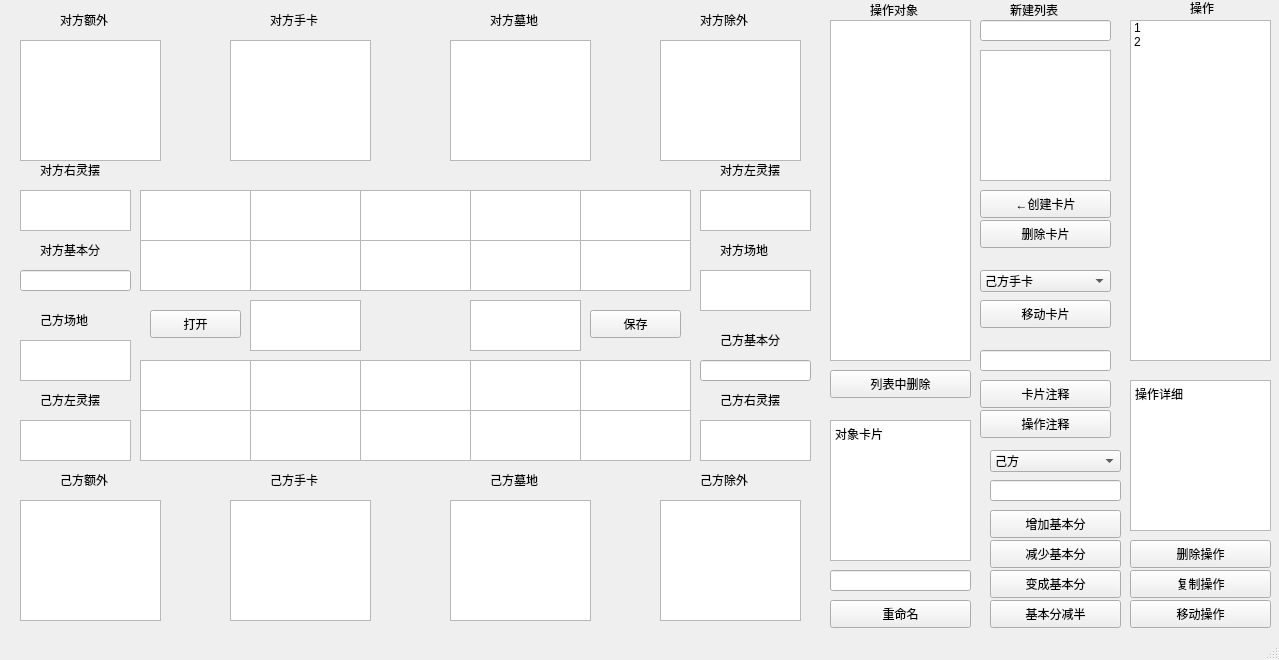
Wind2009-Louse/DuelEditor, file editor.ui: the form before one commit.
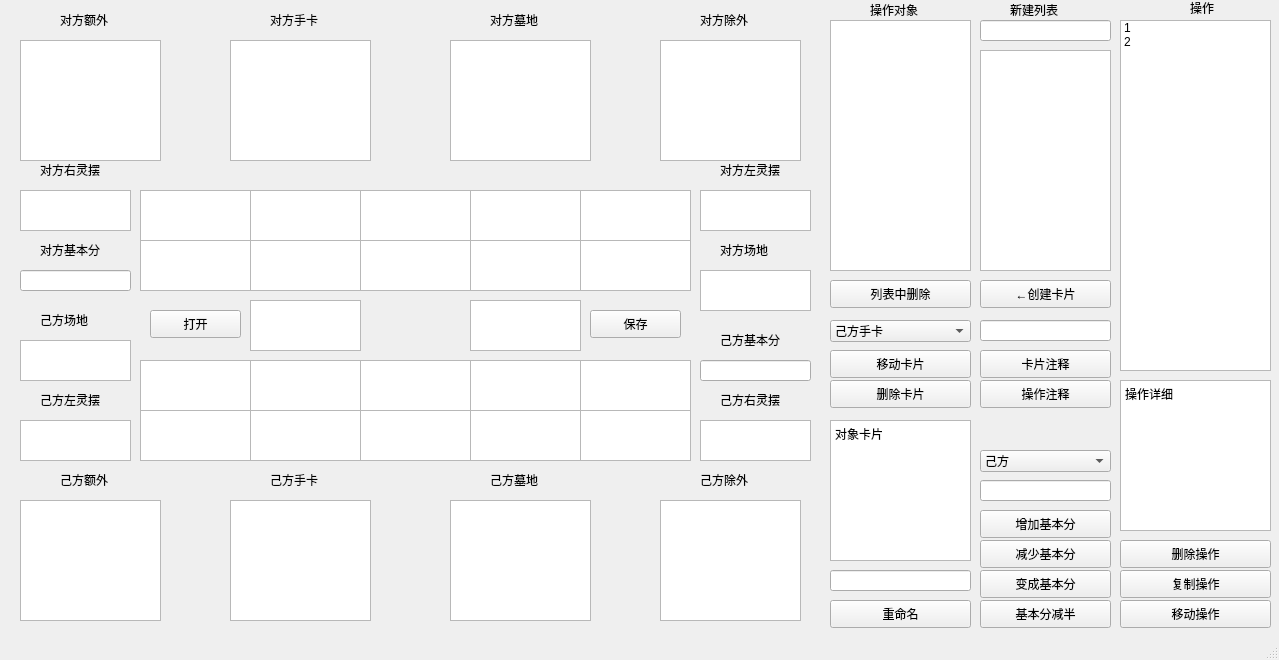
The form after the commit.

What changed in the file:
```diff
--- a/editor.ui
+++ b/editor.ui
@@ -17,10 +17,10 @@
    <widget class="QListWidget" name="Operator_list">
     <property name="geometry">
      <rect>
-      <x>1130</x>
+      <x>1120</x>
       <y>20</y>
-      <width>141</width>
-      <height>341</height>
+      <width>151</width>
+      <height>351</height>
      </rect>
     </property>
     <item>
@@ -50,9 +50,9 @@
    <widget class="QTextBrowser" name="Operator_detail">
     <property name="geometry">
      <rect>
-      <x>1130</x>
+      <x>1120</x>
       <y>380</y>
-      <width>141</width>
+      <width>151</width>
       <height>151</height>
      </rect>
     </property>
@@ -83,7 +83,7 @@
       <x>830</x>
       <y>20</y>
       <width>141</width>
-      <height>341</height>
+      <height>251</height>
      </rect>
     </property>
    </widget>
@@ -91,7 +91,7 @@
     <property name="geometry">
      <rect>
       <x>830</x>
-      <y>370</y>
+      <y>280</y>
       <width>141</width>
       <height>28</height>
      </rect>
@@ -121,7 +121,7 @@
     <property name="geometry">
      <rect>
       <x>980</x>
-      <y>190</y>
+      <y>280</y>
       <width>131</width>
       <height>28</height>
      </rect>
@@ -133,9 +133,9 @@
    <widget class="QPushButton" name="MoveCard_Button">
     <property name="geometry">
      <rect>
-      <x>980</x>
-      <y>300</y>
-      <width>131</width>
+      <x>830</x>
+      <y>350</y>
+      <width>141</width>
       <height>28</height>
      </rect>
     </property>
@@ -147,7 +147,7 @@
     <property name="geometry">
      <rect>
       <x>980</x>
-      <y>380</y>
+      <y>350</y>
       <width>131</width>
       <height>28</height>
      </rect>
@@ -160,7 +160,7 @@
     <property name="geometry">
      <rect>
       <x>980</x>
-      <y>410</y>
+      <y>380</y>
       <width>131</width>
       <height>28</height>
      </rect>
@@ -796,9 +796,9 @@
    <widget class="QPushButton" name="EraseCard_Button">
     <property name="geometry">
      <rect>
-      <x>980</x>
-      <y>220</y>
-      <width>131</width>
+      <x>830</x>
+      <y>380</y>
+      <width>141</width>
       <height>28</height>
      </rect>
     </property>
@@ -809,9 +809,9 @@
    <widget class="QComboBox" name="Dest_Box">
     <property name="geometry">
      <rect>
-      <x>980</x>
-      <y>270</y>
-      <width>131</width>
+      <x>830</x>
+      <y>320</y>
+      <width>141</width>
       <height>22</height>
      </rect>
     </property>
@@ -915,16 +915,16 @@
       <x>980</x>
       <y>50</y>
       <width>131</width>
-      <height>131</height>
+      <height>221</height>
      </rect>
     </property>
    </widget>
    <widget class="QPushButton" name="DeleteOpe_Button">
     <property name="geometry">
      <rect>
-      <x>1130</x>
+      <x>1120</x>
       <y>540</y>
-      <width>141</width>
+      <width>151</width>
       <height>28</height>
      </rect>
     </property>
@@ -935,9 +935,9 @@
    <widget class="QPushButton" name="CopyOpe_Button">
     <property name="geometry">
      <rect>
-      <x>1130</x>
+      <x>1120</x>
       <y>570</y>
-      <width>141</width>
+      <width>151</width>
       <height>28</height>
      </rect>
     </property>
@@ -948,9 +948,9 @@
    <widget class="QPushButton" name="MoveOpe_Button">
     <property name="geometry">
      <rect>
-      <x>1130</x>
+      <x>1120</x>
       <y>600</y>
-      <width>141</width>
+      <width>151</width>
       <height>28</height>
      </rect>
     </property>
@@ -961,7 +961,7 @@
    <widget class="QComboBox" name="LPTarget_Box">
     <property name="geometry">
      <rect>
-      <x>990</x>
+      <x>980</x>
       <y>450</y>
       <width>131</width>
       <height>22</height>
@@ -981,7 +981,7 @@
    <widget class="QLineEdit" name="LP_line">
     <property name="geometry">
      <rect>
-      <x>990</x>
+      <x>980</x>
       <y>480</y>
       <width>131</width>
       <height>21</height>
@@ -991,7 +991,7 @@
    <widget class="QPushButton" name="AddLP_Button">
     <property name="geometry">
      <rect>
-      <x>990</x>
+      <x>980</x>
       <y>510</y>
       <width>131</width>
       <height>28</height>
@@ -1004,7 +1004,7 @@
    <widget class="QPushButton" name="DecLP_Button">
     <property name="geometry">
      <rect>
-      <x>990</x>
+      <x>980</x>
       <y>540</y>
       <width>131</width>
       <height>28</height>
@@ -1017,7 +1017,7 @@
    <widget class="QPushButton" name="CgeLP_Button">
     <property name="geometry">
      <rect>
-      <x>990</x>
+      <x>980</x>
       <y>570</y>
       <width>131</width>
       <height>28</height>
@@ -1030,7 +1030,7 @@
    <widget class="QPushButton" name="HalLP_Button">
     <property name="geometry">
      <rect>
-      <x>990</x>
+      <x>980</x>
       <y>600</y>
       <width>131</width>
       <height>28</height>
@@ -1067,7 +1067,7 @@
     <property name="geometry">
      <rect>
       <x>980</x>
-      <y>350</y>
+      <y>320</y>
       <width>131</width>
       <height>21</height>
      </rect>
```
